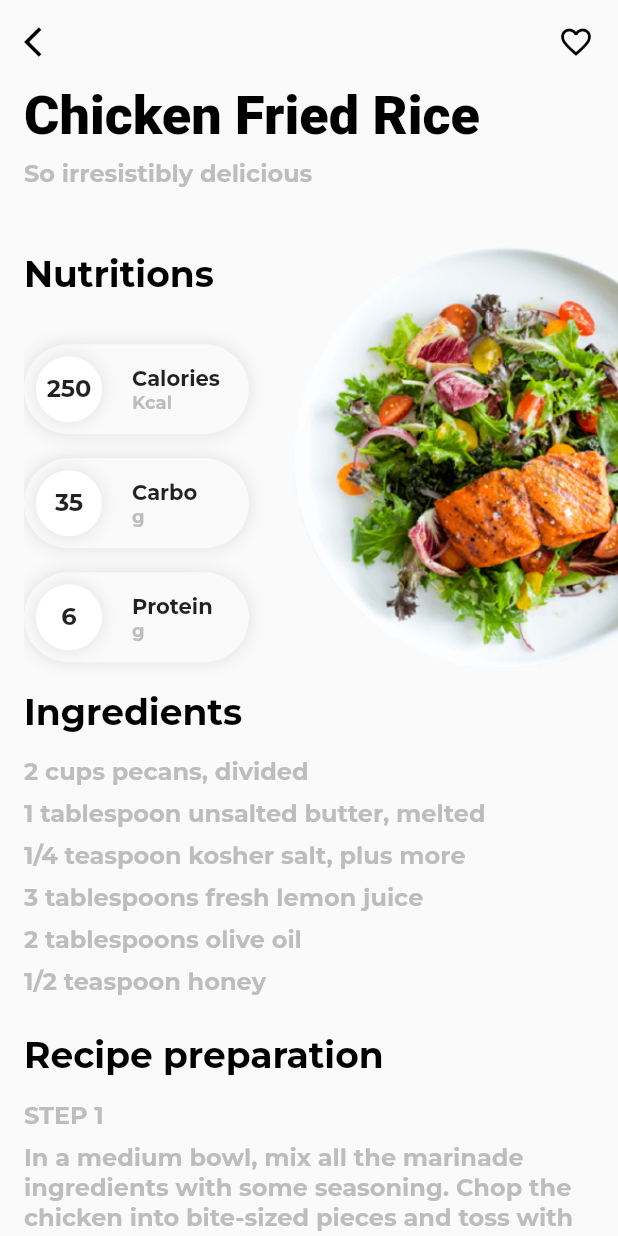
After one commit to Danny-Dasilva/Recipe-App, a Flutter app: the screen it shows after launch, after a tap on "Chicken Fried Rice", on a phone screen of 412 x 824 dp. The commit adds this screen. Run offline on Flutter 3.47's test engine with Material 2 defaults, Android fonts, the phone set to English and light mode, and no system bars; our stand-ins replace flutter_slidable, get_it, google_fonts; missing offline and left inert: ferry, ferry_flutter, gql_http_link.

Commit message:
fix home

```diff
--- /dev/null
+++ b/recipe-app/lib/detail.dart
@@ -0,0 +1,242 @@
+import 'package:flutter/material.dart';
+import 'package:recipe/constants.dart';
+import 'package:recipe/shared.dart';
+import 'package:recipe/data.dart';
+
+class Detail extends StatelessWidget {
+
+  final Recipe recipe;
+
+  Detail({@required this.recipe});
+
+  @override
+  Widget build(BuildContext context) {
+    return Scaffold(
+      backgroundColor: Colors.grey[50],
+      appBar: AppBar(
+        backgroundColor: Colors.transparent,
+        brightness: Brightness.light,
+        elevation: 0,
+        leading: GestureDetector(
+          onTap: () {
+            Navigator.pop(context);
+          },
+          child: Icon(
+            Icons.arrow_back_ios,
+            color: Colors.black,
+          ),
+        ),
+        actions: [
+          Padding(
+            padding: EdgeInsets.only(right: 16),
+            child: Icon(
+              Icons.favorite_border,
+              color: Colors.black,
+            ),
+          ),
+        ],
+      ),
+      body: SingleChildScrollView(
+        physics: BouncingScrollPhysics(),
+        child: Column(
+          crossAxisAlignment: CrossAxisAlignment.stretch,
+          children: [
+
+            Padding(
+              padding: EdgeInsets.symmetric(horizontal: 16),
+              child: Column(
+                crossAxisAlignment: CrossAxisAlignment.start,
+                children: [
+
+                  buildTextTitleVariation1(recipe.title),
+
+                  buildTextSubTitleVariation1(recipe.description),
+
+                ],
+              ),
+            ),
+
+            SizedBox(
+              height: 16,
+            ),
+
+            Container(
+              height: 310,
+              padding: EdgeInsets.only(left: 16),
+              child: Stack(
+                children: [
+
+                  Column(
+                    crossAxisAlignment: CrossAxisAlignment.start,
+                    mainAxisAlignment: MainAxisAlignment.center,
+                    children: [
+
+                      buildTextTitleVariation2('Nutritions', false),
+
+                      SizedBox(
+                        height: 16,
+                      ),
+
+                      buildNutrition(recipe.calories, "Calories", "Kcal"),
+
+                      SizedBox(
+                        height: 16,
+                      ),
+
+                      buildNutrition(recipe.carbo, "Carbo", "g"),
+
+                      SizedBox(
+                        height: 16,
+                      ),
+
+                      buildNutrition(recipe.protein, "Protein", "g"),
+
+                    ],
+                  ),
+
+                  Positioned(
+                    right: -80,
+                    child: Hero(
+                      tag: recipe.image,
+                      child: Container(
+                        height: 310,
+                        width: 310,
+                        decoration: BoxDecoration(
+                          image: DecorationImage(
+                            image: AssetImage(recipe.image),
+                            fit: BoxFit.fitHeight,
+                          ),
+                        ),
+                      ),
+                    ),
+                  ),
+
+                ],
+              ),
+            ),
+
+            Padding(
+              padding: EdgeInsets.only(left: 16, right: 16, bottom: 80),
+              child: Column(
+                crossAxisAlignment: CrossAxisAlignment.start,
+                children: [
+
+                  buildTextTitleVariation2('Ingredients', false),
+
+                  buildTextSubTitleVariation1("2 cups pecans, divided"),
+                  buildTextSubTitleVariation1("1 tablespoon unsalted butter, melted"),
+                  buildTextSubTitleVariation1("1/4 teaspoon kosher salt, plus more"),
+                  buildTextSubTitleVariation1("3 tablespoons fresh lemon juice"),
+                  buildTextSubTitleVariation1("2 tablespoons olive oil"),
+                  buildTextSubTitleVariation1("1/2 teaspoon honey"),
+
+                  SizedBox(height: 16,),
+
+                  buildTextTitleVariation2('Recipe preparation', false),
+
+                  buildTextSubTitleVariation1("STEP 1"),
+                  buildTextSubTitleVariation1("In a medium bowl, mix all the marinade ingredients with some seasoning. Chop the chicken into bite-sized pieces and toss with the marinade. Cover and chill in the fridge for 1 hr or overnight."),
+
+                  buildTextSubTitleVariation1("STEP 2"),
+                  buildTextSubTitleVariation1("In a large, heavy saucepan, heat the oil. Add the onion, garlic, green chilli, ginger and some seasoning. Fry on a medium heat for 10 mins or until soft."),
+
+                  buildTextSubTitleVariation1("STEP 3"),
+                  buildTextSubTitleVariation1("Add the spices with the tomato purée, cook for a further 2 mins until fragrant, then add the stock and marinated chicken. Cook for 15 mins, then add any remaining marinade left in the bowl. Simmer for 5 mins, then sprinkle with the toasted almonds. Serve with rice, naan bread, chutney, coriander and lime wedges, if you like."),
+
+                ],
+              ),
+            ),
+
+          ],
+        ),
+      ),
+      // floatingActionButtonLocation: FloatingActionButtonLocation.centerFloat,
+      // floatingActionButton: FloatingActionButton.extended(
+      //   onPressed: () {},
+      //   backgroundColor: kPrimaryColor,
+      //   icon: Icon(
+      //     Icons.play_circle_fill,
+      //     color: Colors.white,
+      //     size: 32,
+      //   ),
+      //   label: Text(
+      //     "Watch Video",
+      //     style: TextStyle(
+      //       color: Colors.white,
+      //       fontSize: 16,
+      //       fontWeight: FontWeight.bold,
+      //     ),
+      //   )
+      // ),
+    );
+  }
+
+  Widget buildNutrition(int value, String title, String subTitle){
+    return Container(
+      height: 60,
+      width: 150,
+      padding: EdgeInsets.all(8),
+      decoration: BoxDecoration(
+        color: Colors.grey[50],
+        borderRadius: BorderRadius.all(
+          Radius.circular(50),
+        ),
+        boxShadow: [kBoxShadow],
+      ),
+      child: Row(
+        children: [
+
+          Container(
+            height: 44,
+            width: 44,
+            decoration: BoxDecoration(
+              color: Colors.white,
+              shape: BoxShape.circle,
+              boxShadow: [kBoxShadow],
+            ),
+            child: Center(
+              child: Text(
+                value.toString(),
+                style: TextStyle(
+                  fontSize: 16,
+                  fontWeight: FontWeight.bold,
+                ),
+              ),
+            ),
+          ),
+
+          SizedBox(
+            width: 20,
+          ),
+
+          Column(
+            crossAxisAlignment: CrossAxisAlignment.start,
+            mainAxisAlignment: MainAxisAlignment.center,
+            children: [
+
+              Text(
+                title,
+                style: TextStyle(
+                  fontSize: 14,
+                  fontWeight: FontWeight.bold,
+                ),
+              ),
+
+              Text(
+                subTitle,
+                style: TextStyle(
+                  fontSize: 12,
+                  fontWeight: FontWeight.bold,
+                  color: Colors.grey[400],
+                ),
+              ),
+
+            ],
+          ),
+
+        ],
+      ),
+    );
+  }
+
+}
--- a/recipe-app/lib/explore.dart
+++ b/recipe-app/lib/explore.dart
@@ -2,6 +2,7 @@ import 'package:flutter/material.dart';
 import 'package:recipe/constants.dart';
 import 'package:recipe/shared.dart';
 import 'package:recipe/data.dart';
+import 'package:recipe/detail.dart';
 
 class Explore extends StatefulWidget {
   Explore({Key key}) : super(key: key);
@@ -42,8 +43,13 @@ class _ExploreState extends State<Explore> {
               children: [
                 Padding(
                   padding: EdgeInsets.symmetric(
-                    horizontal: 16,
+                    horizontal: 0,
                   ),
+                  child: Column(
+                    crossAxisAlignment: CrossAxisAlignment.start,
+                    children: [
+                      Padding(
+                        padding: EdgeInsets.symmetric(horizontal: 30),
                         child: Column(
                           crossAxisAlignment: CrossAxisAlignment.start,
                           children: [
@@ -53,10 +59,14 @@ class _ExploreState extends State<Explore> {
                             SizedBox(
                               height: 32,
                             ),
-                      Row(
-                        mainAxisAlignment: MainAxisAlignment.spaceBetween,
+                            Container(
+                              height: 40,
+                              child: ListView(
+                                physics: BouncingScrollPhysics(),
+                                scrollDirection: Axis.horizontal,
                                 children: [
-                          option('Vegetable', 'assets/icons/salad.png', 0),
+                                  option(
+                                      'Vegetable', 'assets/icons/salad.png', 0),
                                   SizedBox(
                                     width: 8,
                                   ),
@@ -66,6 +76,10 @@ class _ExploreState extends State<Explore> {
                                   ),
                                   option('Fruit', 'assets/icons/fruit.png', 2),
                                 ],
+                              ),
+                            ),
+                          ],
+                        ),
                       ),
                       SizedBox(
                         height: 24,
@@ -162,7 +176,12 @@ class _ExploreState extends State<Explore> {
   }
 
   Widget buildRecipe(Recipe recipe, int index) {
-    return Container(
+    return GestureDetector(
+      onTap: () {
+        Navigator.push(context,
+            MaterialPageRoute(builder: (context) => Detail(recipe: recipe)));
+      },
+      child: Container(
         decoration: BoxDecoration(
           color: Colors.white,
           borderRadius: BorderRadius.all(
@@ -206,6 +225,7 @@ class _ExploreState extends State<Explore> {
             ),
           ],
         ),
+      ),
     );
   }
 
@@ -222,9 +242,7 @@ class _ExploreState extends State<Explore> {
         margin: EdgeInsets.all(16),
         decoration: BoxDecoration(
           color: Colors.white,
-        borderRadius: BorderRadius.all(
-          Radius.circular(20)
-        ),
+          borderRadius: BorderRadius.all(Radius.circular(20)),
           boxShadow: [kBoxShadow],
         ),
         child: Row(
@@ -239,15 +257,17 @@ class _ExploreState extends State<Explore> {
                 ),
               ),
             ),
-          Expanded(child: Padding(
-            padding: EdgeInsets.symmetric(horizontal: 16,),
+            Expanded(
+              child: Padding(
+                padding: EdgeInsets.symmetric(
+                  horizontal: 16,
+                ),
                 child: Column(
                   crossAxisAlignment: CrossAxisAlignment.start,
                   mainAxisAlignment: MainAxisAlignment.center,
                   children: [
                     buildRecipeTitle(recipe.title),
                     buildRecipeSubTitle(recipe.description),
-
                     Row(
                       mainAxisAlignment: MainAxisAlignment.spaceBetween,
                       children: [
@@ -259,12 +279,9 @@ class _ExploreState extends State<Explore> {
                     ),
                   ],
                 ),
-
               ),
             ),
-
           ],
-      )
-    );
+        ));
   }
 }
```
Lines whose indentation alone changed are shown as unchanged.
